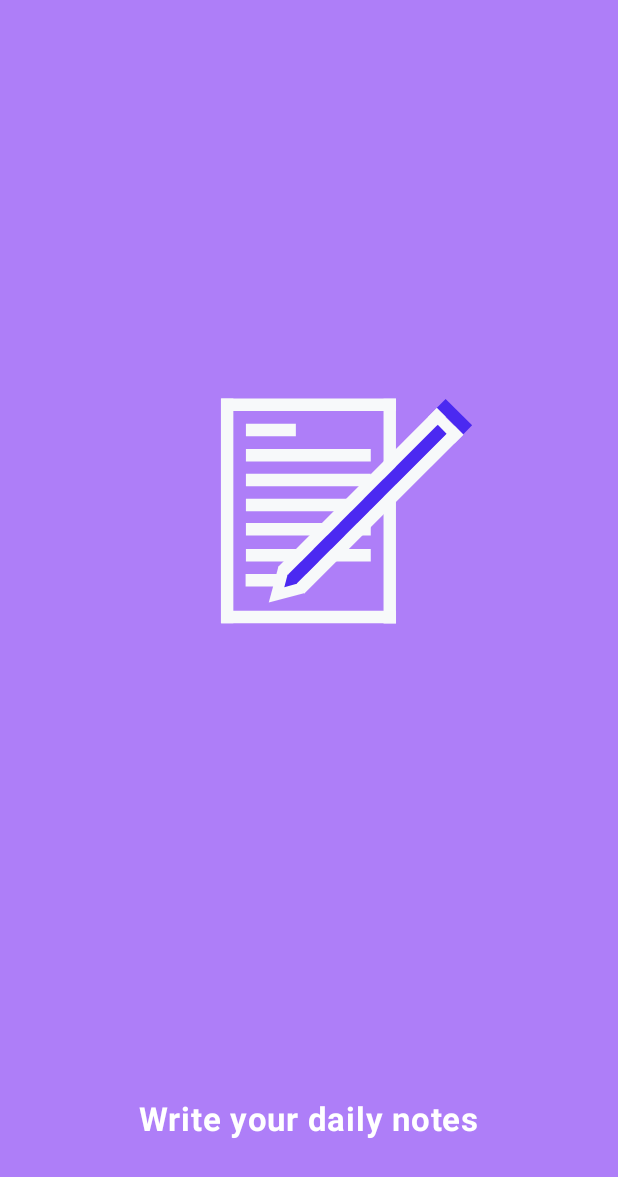
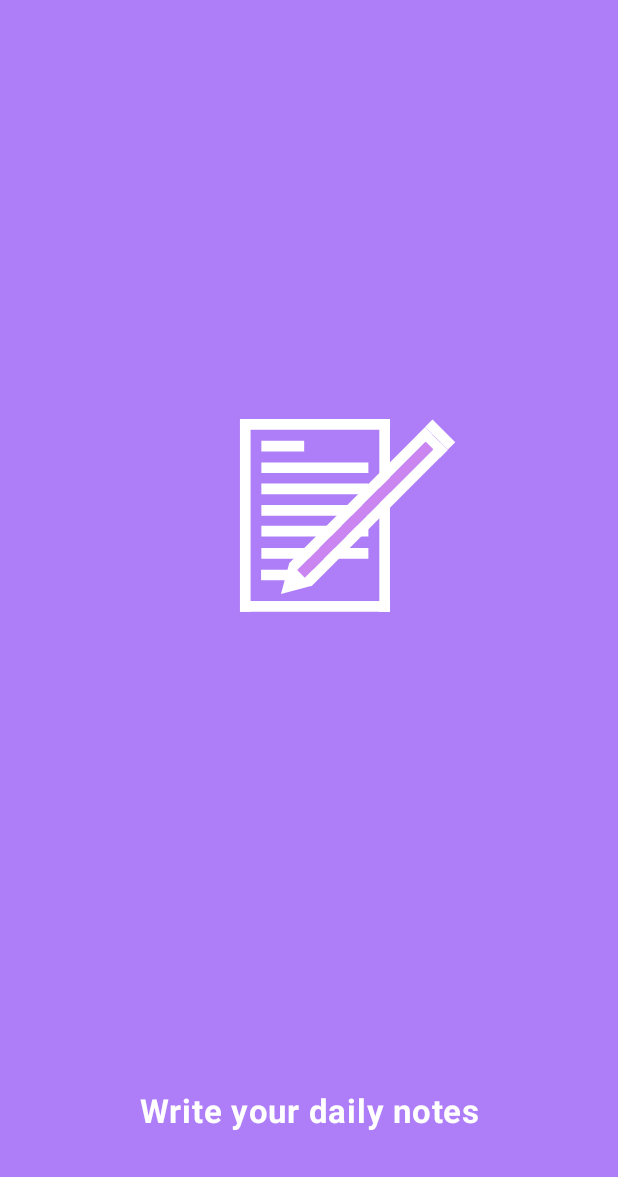
Before and after one commit to Baxtiyor1992/notes-app, an Android app built with Jetpack Compose: the first screen one second after launch (MainActivity), on a phone screen of 412 x 824 dp. Shown: the top 1177 px of the screen. Run offline under Robolectric (Android 15) with nearby library versions, the phone set to English and light mode, and no system bars; our stand-ins replace accompanist.

Commit message:
Splash screen has been modified, added animated text

```diff
--- a/NotesApp/app/build.gradle.kts
+++ b/NotesApp/app/build.gradle.kts
@@ -85,6 +85,10 @@
     ksp("androidx.hilt:hilt-compiler:1.2.0")
     implementation( "androidx.work:work-runtime-ktx:2.9.0")
 
+    //Bottom Nav Bar
+    implementation ("com.canopas.compose-animated-navigationbar:bottombar:1.0.1")
+
+
 
 
     implementation(libs.androidx.core.ktx)
--- a/NotesApp/app/src/main/java/com/example/notesapp/MainActivity.kt
+++ b/NotesApp/app/src/main/java/com/example/notesapp/MainActivity.kt
@@ -6,6 +6,7 @@
 import androidx.activity.enableEdgeToEdge
 import androidx.navigation.compose.rememberNavController
 import com.example.notesapp.ui.screens.nav_graph.SetUpNavigation
+import com.example.notesapp.ui.screens.systembar_color.SystemBarColorChanger
 import com.example.notesapp.ui.theme.NotesAppTheme
 
 class MainActivity : ComponentActivity() {
@@ -20,6 +21,7 @@
                 SetUpNavigation(
                     navHostController = navController
                 )
+                SystemBarColorChanger()
             }
         }
     }
--- a/NotesApp/app/src/main/java/com/example/notesapp/core/constants/Constants.kt
+++ b/NotesApp/app/src/main/java/com/example/notesapp/ui/screens/constants/Constants.kt
@@ -1,4 +1,4 @@
-package com.example.notesapp.core.constants
+package com.example.notesapp.ui.screens.constants
 
 const val SPLASH_ROUTE = "splash_route"
 const val MAIN_ROUTE = "main_route"
--- a/NotesApp/app/src/main/java/com/example/notesapp/ui/screens/detail/DetailNavGraph.kt
+++ b/NotesApp/app/src/main/java/com/example/notesapp/ui/screens/detail/DetailNavGraph.kt
@@ -4,8 +4,8 @@
 import androidx.navigation.NavHostController
 import androidx.navigation.compose.composable
 import androidx.navigation.compose.navigation
-import com.example.notesapp.core.constants.DETAIL_ROUTE
-import com.example.notesapp.core.constants.DETAIL_SCREEN
+import com.example.notesapp.ui.screens.constants.DETAIL_ROUTE
+import com.example.notesapp.ui.screens.constants.DETAIL_SCREEN
 
 fun NavGraphBuilder.setUpDetailNavigation(navHostController: NavHostController) {
     navigation(
--- a/NotesApp/app/src/main/java/com/example/notesapp/ui/screens/main/SplashNavGraph.kt
+++ b/NotesApp/app/src/main/java/com/example/notesapp/ui/screens/main/SplashNavGraph.kt
@@ -4,8 +4,8 @@
 import androidx.navigation.NavHostController
 import androidx.navigation.compose.composable
 import androidx.navigation.compose.navigation
-import com.example.notesapp.core.constants.MAIN_ROUTE
-import com.example.notesapp.core.constants.MAIN_SCREEN
+import com.example.notesapp.ui.screens.constants.MAIN_ROUTE
+import com.example.notesapp.ui.screens.constants.MAIN_SCREEN
 
 fun NavGraphBuilder.setUpMainNavigation(navHostController: NavHostController) {
     navigation(
--- a/NotesApp/app/src/main/java/com/example/notesapp/ui/screens/nav_graph/RootNavGraph.kt
+++ b/NotesApp/app/src/main/java/com/example/notesapp/ui/screens/nav_graph/RootNavGraph.kt
@@ -3,7 +3,7 @@
 import androidx.compose.runtime.Composable
 import androidx.navigation.NavHostController
 import androidx.navigation.compose.NavHost
-import com.example.notesapp.core.constants.SPLASH_ROUTE
+import com.example.notesapp.ui.screens.constants.SPLASH_ROUTE
 import com.example.notesapp.ui.screens.detail.setUpDetailNavigation
 import com.example.notesapp.ui.screens.main.setUpMainNavigation
 import com.example.notesapp.ui.screens.splash.setUpSplashNavigation
--- a/NotesApp/app/src/main/java/com/example/notesapp/ui/screens/splash/SplashNavGraph.kt
+++ b/NotesApp/app/src/main/java/com/example/notesapp/ui/screens/splash/SplashNavGraph.kt
@@ -4,8 +4,8 @@
 import androidx.navigation.NavHostController
 import androidx.navigation.compose.composable
 import androidx.navigation.compose.navigation
-import com.example.notesapp.core.constants.SPLASH_ROUTE
-import com.example.notesapp.core.constants.SPLASH_SCREEN
+import com.example.notesapp.ui.screens.constants.SPLASH_ROUTE
+import com.example.notesapp.ui.screens.constants.SPLASH_SCREEN
 
 fun NavGraphBuilder.setUpSplashNavigation(navHostController: NavHostController) {
     navigation(
--- a/NotesApp/app/src/main/java/com/example/notesapp/ui/screens/splash/SplashScreen.kt
+++ b/NotesApp/app/src/main/java/com/example/notesapp/ui/screens/splash/SplashScreen.kt
@@ -1,5 +1,8 @@
 package com.example.notesapp.ui.screens.splash
 
+import androidx.compose.animation.core.EaseIn
+import androidx.compose.animation.core.animateFloatAsState
+import androidx.compose.animation.core.tween
 import androidx.compose.foundation.background
 import androidx.compose.foundation.layout.Arrangement
 import androidx.compose.foundation.layout.Column
@@ -9,14 +12,23 @@
 import androidx.compose.foundation.layout.fillMaxWidth
 import androidx.compose.foundation.layout.padding
 import androidx.compose.foundation.layout.size
+import androidx.compose.material3.Text
 import androidx.compose.runtime.Composable
 import androidx.compose.runtime.LaunchedEffect
 import androidx.compose.runtime.getValue
+import androidx.compose.runtime.mutableStateOf
+import androidx.compose.runtime.remember
+import androidx.compose.runtime.setValue
 import androidx.compose.ui.Alignment
 import androidx.compose.ui.Modifier
+import androidx.compose.ui.draw.alpha
+import androidx.compose.ui.graphics.Color
 import androidx.compose.ui.layout.ContentScale
+import androidx.compose.ui.text.font.FontWeight
+import androidx.compose.ui.text.style.TextAlign
 import androidx.compose.ui.tooling.preview.Preview
 import androidx.compose.ui.unit.dp
+import androidx.compose.ui.unit.sp
 import androidx.navigation.NavHostController
 import androidx.navigation.compose.rememberNavController
 import com.airbnb.lottie.compose.LottieAnimation
@@ -25,8 +37,7 @@
 import com.airbnb.lottie.compose.animateLottieCompositionAsState
 import com.airbnb.lottie.compose.rememberLottieComposition
 import com.example.notesapp.R
-import com.example.notesapp.core.constants.MAIN_ROUTE
-import com.example.notesapp.core.utill.TypingText
+import com.example.notesapp.ui.screens.constants.MAIN_ROUTE
 import com.example.notesapp.ui.theme.PrimaryColor
 import kotlinx.coroutines.delay
 
@@ -42,13 +53,42 @@
         verticalArrangement = Arrangement.Top,
         horizontalAlignment = Alignment.CenterHorizontally
     ) {
-        Spacer(modifier = modifier.weight(1.3f))
+        Spacer(modifier = modifier.weight(1.4f))
         LottieAnimation()
         Spacer(modifier = modifier.weight(1.7f))
-        TypingText(text = "Write your daily notes", speed = 70)
+          AnimatedText()
         Spacer(modifier = modifier.weight(0.5f))
         NavigateToMain(navHostController = navHostController)
     }
+}
+
+@Composable
+fun AnimatedText(modifier: Modifier = Modifier) {
+
+    var isVisible by remember { mutableStateOf(false) }
+    val alphaState by animateFloatAsState(
+        targetValue = if (isVisible) 1f else 0f, animationSpec = tween(
+            durationMillis = 1000,
+            easing = EaseIn
+        )
+    )
+
+    LaunchedEffect(key1 = Unit) {
+        delay(300)
+        isVisible = true
+    }
+
+    Text(
+        text = "Write your daily notes",
+        modifier = modifier
+            .fillMaxWidth()
+            .alpha(alphaState),
+        textAlign = TextAlign.Center,
+        fontWeight = FontWeight.Bold,
+        color = Color.White,
+        fontSize = 22.sp,
+    )
+
 }
 
 
@@ -57,7 +97,7 @@
     navHostController: NavHostController
 ) {
     LaunchedEffect(key1 = Unit) {
-        delay(2000)
+        delay(2500)
         navHostController.navigate(MAIN_ROUTE)
     }
 }
@@ -81,7 +121,7 @@
         LottieAnimation(
             composition = composition,
             progress = { progress },
-            modifier = Modifier.size(350.dp),
+            modifier = Modifier.size(300.dp),
             contentScale = ContentScale.Crop
         )
     }
--- /dev/null
+++ b/NotesApp/app/src/main/java/com/example/notesapp/ui/screens/systembar_color/SystemBarColor.kt
@@ -0,0 +1,13 @@
+package com.example.notesapp.ui.screens.systembar_color
+
+import androidx.compose.runtime.Composable
+import androidx.compose.ui.Modifier
+import com.example.notesapp.ui.theme.PrimaryColor
+import com.google.accompanist.systemuicontroller.rememberSystemUiController
+
+@Composable
+fun SystemBarColorChanger(modifier: Modifier = Modifier) {
+    val systemUiController = rememberSystemUiController()
+    systemUiController.setStatusBarColor(color = PrimaryColor, darkIcons = false)
+    systemUiController.setNavigationBarColor(color = PrimaryColor, darkIcons = false)
+}
```
Also changed, not shown: NotesApp/app/src/main/res/raw/splash_sc_anim.json (+1 -1 lines).
